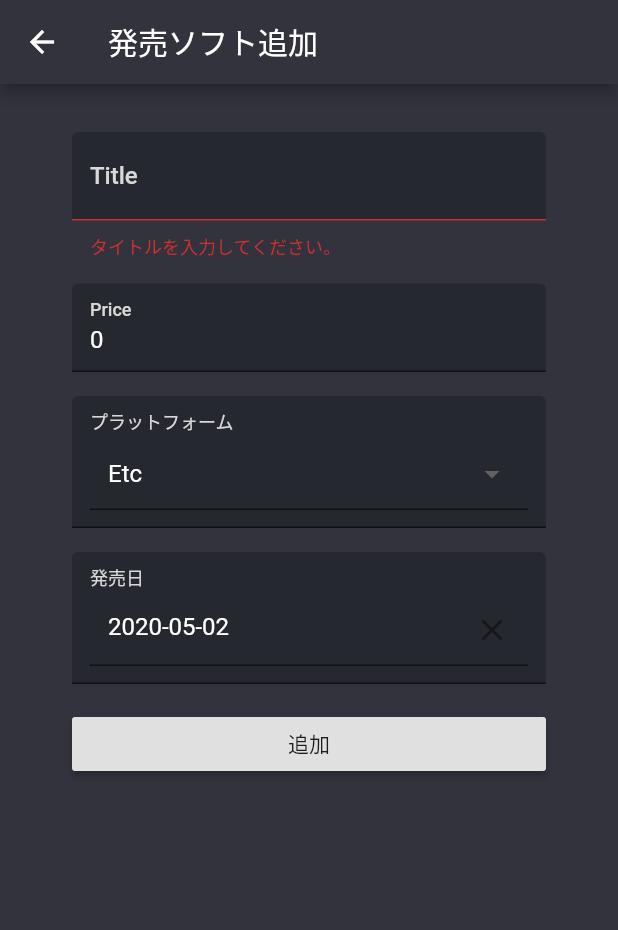
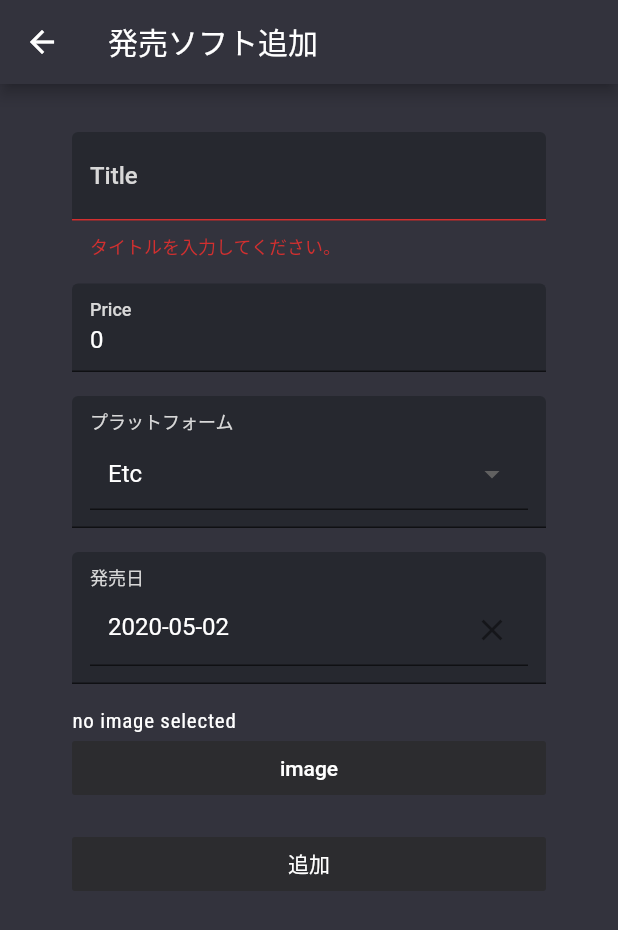
Before and after one commit to somen440/memoka, a Flutter app: the AddGamesForm screen opened directly, after a tap on "追加", on a phone screen of 412 x 824 dp. Shown: the top 930 px of the screen. Run offline on Flutter 3.47's test engine with Material 2 defaults, Android fonts, the phone set to English and light mode, and no system bars; drawn by our look-alikes of datetime_picker_formfield; our stand-ins replace badges, google_fonts, image_picker.

```diff
--- a/native_app/lib/src/model/entities/games.dart
+++ b/native_app/lib/src/model/entities/games.dart
@@ -1,3 +1,6 @@
+import 'dart:async';
+import 'dart:io';
+
 import 'package:clearbook/src/utils/utils.dart';
 import 'package:collection/collection.dart';
 import 'package:clearbook/src/widgets/widgets.dart';
@@ -23,7 +26,7 @@ class Game {
   final String title;
   final _Platform platform;
   final int price;
-  final String image;
+  final File image;
   final DateTime releaseDate;
 
   String get priceAsString => "¥ " + price.toString() + " 円";
@@ -85,24 +88,21 @@ class GameListState with ChangeNotifier {
         title: 'Moving Out',
         platform: _Platform.Switch,
         price: 4280,
-        image:
-            'https://cache.famitsu.com/review/title/0000/0000/0011/4735/jacket/m.jpg',
+        image: null,
         releaseDate: DateTime(2020, 4, 29),
       ),
       Game(
         title: '聖剣伝説3 トライアルズ オブ マナ',
         platform: _Platform.Switch,
         price: 5980,
-        image:
-            'https://cache.famitsu.com/review/title/0000/0000/0011/2293/jacket/m.jpg',
+        image: null,
         releaseDate: DateTime(2020, 4, 24),
       ),
       Game(
         title: 'PREDATOR HUNTING GROUNDS（プレデター ハンティング グラウンズ）',
         platform: _Platform.PS4,
         price: 4900,
-        image:
-            'https://cache.famitsu.com/review/title/0000/0000/0011/4326/jacket/m.jpg',
+        image: null,
         releaseDate: DateTime(2020, 4, 24),
       ),
     ];
@@ -127,6 +127,9 @@ class AddGameFormState with ChangeNotifier {
   DateTime _releaseDate;
   DateTime get releaseDate => _releaseDate;
 
+  File _image;
+  File get image => _image;
+
   void updateTitle(String title) {
     _title = title;
     notifyListeners();
@@ -147,13 +150,22 @@ class AddGameFormState with ChangeNotifier {
     notifyListeners();
   }
 
+  void updateImage(File image) {
+    _image = image;
+    notifyListeners();
+  }
+
   Game toGame() {
     return Game(
       title: _title,
       platform: Game.asPlatform(_selectedPlatform),
       price: _price,
-      image: 'http://design-ec.com/d/e_others_50/l_e_others_500.png',
-      releaseDate: _releaseDate,
+      image: _image,
+      releaseDate: DateTime(
+        _releaseDate.year,
+        _releaseDate.month,
+        _releaseDate.day,
+      ),
     );
   }
 
@@ -162,6 +174,7 @@ class AddGameFormState with ChangeNotifier {
     _price = 0;
     _selectedPlatform = 'Etc';
     _releaseDate = DateTime.now();
+    _image = null;
     notifyListeners();
   }
 }
--- a/native_app/lib/src/pages/games_page/add_games_form.dart
+++ b/native_app/lib/src/pages/games_page/add_games_form.dart
@@ -1,7 +1,9 @@
 import 'package:clearbook/src/model/model.dart';
+import 'package:clearbook/src/utils/utils.dart';
 import 'package:clearbook/src/widgets/widgets.dart';
 import 'package:datetime_picker_formfield/datetime_picker_formfield.dart';
 import 'package:flutter/services.dart';
+import 'package:image_picker/image_picker.dart';
 import 'package:intl/intl.dart';
 
 class AddGamesForm extends StatelessWidget {
@@ -135,9 +137,29 @@ class AddGamesForm extends StatelessWidget {
                   },
                 ),
                 Padding(padding: EdgeInsets.all(8)),
-                new Container(
-                  child: new RaisedButton(
+                Provider.of<AddGameFormState>(context).image == null
+                    ? Text('no image selected')
+                    : Image.file(Provider.of<AddGameFormState>(context).image),
+                FlatButton(
+                  child: Text('image'),
+                  color: MemocaColors.dividerColor,
+                  textColor: Colors.white,
+                  onPressed: () async {
+                    final image = await ImagePicker.pickImage(
+                      source: ImageSource.gallery,
+                    );
+                    Provider.of<AddGameFormState>(
+                      context,
+                      listen: false,
+                    ).updateImage(image);
+                  },
+                ),
+                Padding(padding: EdgeInsets.all(8)),
+                Container(
+                  child: FlatButton(
                     child: const Text('追加'),
+                    color: MemocaColors.dividerColor,
+                    textColor: Colors.white,
                     onPressed: () {
                       if (_formKey.currentState.validate()) {
                         final game = Provider.of<AddGameFormState>(
--- a/native_app/lib/src/pages/games_page/game_item.dart
+++ b/native_app/lib/src/pages/games_page/game_item.dart
@@ -35,7 +35,9 @@ class GameItem extends StatelessWidget {
                       image: DecorationImage(
                         fit: BoxFit.fitWidth,
                         alignment: FractionalOffset.center,
-                        image: NetworkImage(game.image),
+                        image: game.image == null
+                          ? AssetImage('assets/images/no-image.png')
+                          : Image.file(game.image).image,
                       ),
                     ),
                   ),
--- a/native_app/lib/src/pages/games_page/games_page.dart
+++ b/native_app/lib/src/pages/games_page/games_page.dart
@@ -35,7 +35,9 @@ class GamesPage extends StatelessWidget {
               ))),
       floatingActionButton: FloatingActionButton(
         onPressed: () {
-            Navigator.push(context, MaterialPageRoute(
+          Navigator.push(
+              context,
+              MaterialPageRoute(
                 builder: (context) => AddGamesForm(),
               ));
         },
--- a/native_app/pubspec.yaml
+++ b/native_app/pubspec.yaml
@@ -32,6 +32,7 @@ dependencies:
   badges: ^1.1.1
   datetime_picker_formfield: ^1.0.0
   path_provider: ^1.6.7
+  image_picker: ^0.6.5+3
 
 dev_dependencies:
   flutter_test:
@@ -79,3 +80,5 @@ flutter:
   #
   # For details regarding fonts from package dependencies,
   # see https://flutter.dev/custom-fonts/#from-packages
+  assets:
+    - assets/images/
```
Also changed, not shown: native_app/assets/images/no-image.png (added), native_app/pubspec.lock. Lines whose indentation alone changed are shown as unchanged.
